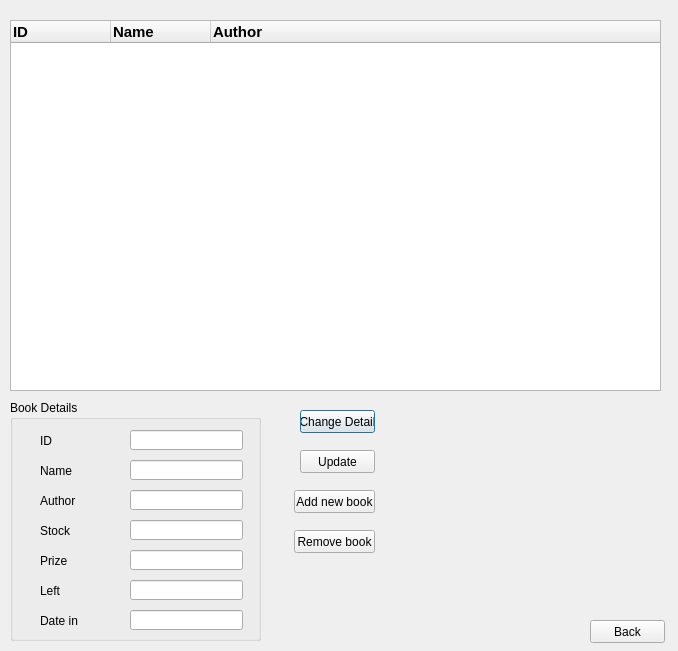
The window that library.ui (baoprokute1234/BTL2) describes before a commit, drawn with Qt 5.
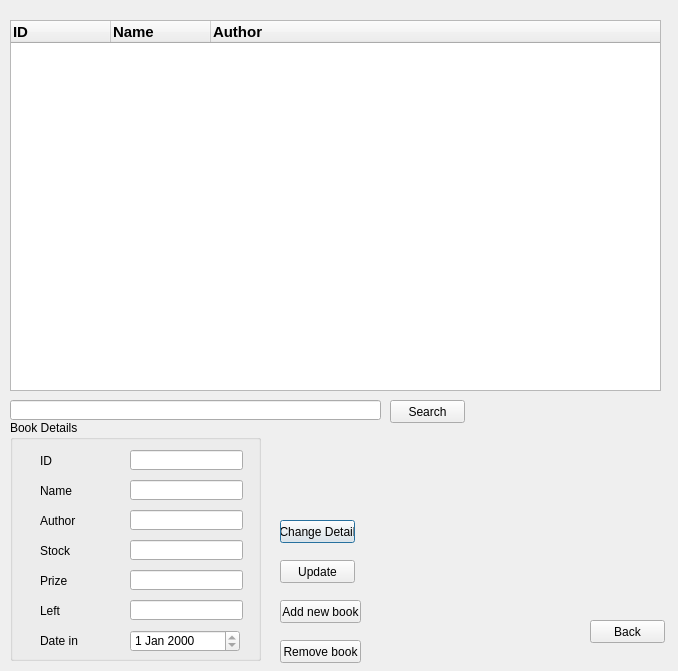
The same window after the commit.

Patch:
```diff
--- a/library.ui
+++ b/library.ui
@@ -7,7 +7,7 @@
     <x>0</x>
     <y>0</y>
     <width>678</width>
-    <height>651</height>
+    <height>671</height>
    </rect>
   </property>
   <property name="windowTitle">
@@ -63,7 +63,7 @@
    <property name="geometry">
     <rect>
      <x>10</x>
-     <y>400</y>
+     <y>420</y>
      <width>251</width>
      <height>241</height>
     </rect>
@@ -71,19 +71,6 @@
    <property name="title">
     <string>Book Details</string>
    </property>
-   <widget class="QLineEdit" name="date_in">
-    <property name="geometry">
-     <rect>
-      <x>120</x>
-      <y>210</y>
-      <width>113</width>
-      <height>20</height>
-     </rect>
-    </property>
-    <property name="readOnly">
-     <bool>true</bool>
-    </property>
-   </widget>
    <widget class="QLineEdit" name="prize">
     <property name="geometry">
      <rect>
@@ -253,12 +240,25 @@
      <string>Date in</string>
     </property>
    </widget>
+   <widget class="QDateEdit" name="date_in">
+    <property name="geometry">
+     <rect>
+      <x>120</x>
+      <y>210</y>
+      <width>110</width>
+      <height>22</height>
+     </rect>
+    </property>
+    <property name="readOnly">
+     <bool>true</bool>
+    </property>
+   </widget>
   </widget>
   <widget class="QPushButton" name="change_detail">
    <property name="geometry">
     <rect>
-     <x>300</x>
-     <y>410</y>
+     <x>280</x>
+     <y>520</y>
      <width>75</width>
      <height>23</height>
     </rect>
@@ -270,8 +270,8 @@
   <widget class="QPushButton" name="update">
    <property name="geometry">
     <rect>
-     <x>300</x>
-     <y>450</y>
+     <x>280</x>
+     <y>560</y>
      <width>75</width>
      <height>23</height>
     </rect>
@@ -283,8 +283,8 @@
   <widget class="QPushButton" name="add">
    <property name="geometry">
     <rect>
-     <x>294</x>
-     <y>490</y>
+     <x>280</x>
+     <y>600</y>
      <width>81</width>
      <height>23</height>
     </rect>
@@ -296,8 +296,8 @@
   <widget class="QPushButton" name="remove">
    <property name="geometry">
     <rect>
-     <x>294</x>
-     <y>530</y>
+     <x>280</x>
+     <y>640</y>
      <width>81</width>
      <height>23</height>
     </rect>
@@ -319,6 +319,29 @@
     <string>Back</string>
    </property>
   </widget>
+  <widget class="QLineEdit" name="search_edit">
+   <property name="geometry">
+    <rect>
+     <x>10</x>
+     <y>400</y>
+     <width>371</width>
+     <height>20</height>
+    </rect>
+   </property>
+  </widget>
+  <widget class="QPushButton" name="search_button">
+   <property name="geometry">
+    <rect>
+     <x>390</x>
+     <y>400</y>
+     <width>75</width>
+     <height>23</height>
+    </rect>
+   </property>
+   <property name="text">
+    <string>Search</string>
+   </property>
+  </widget>
  </widget>
  <resources/>
  <connections/>
```
